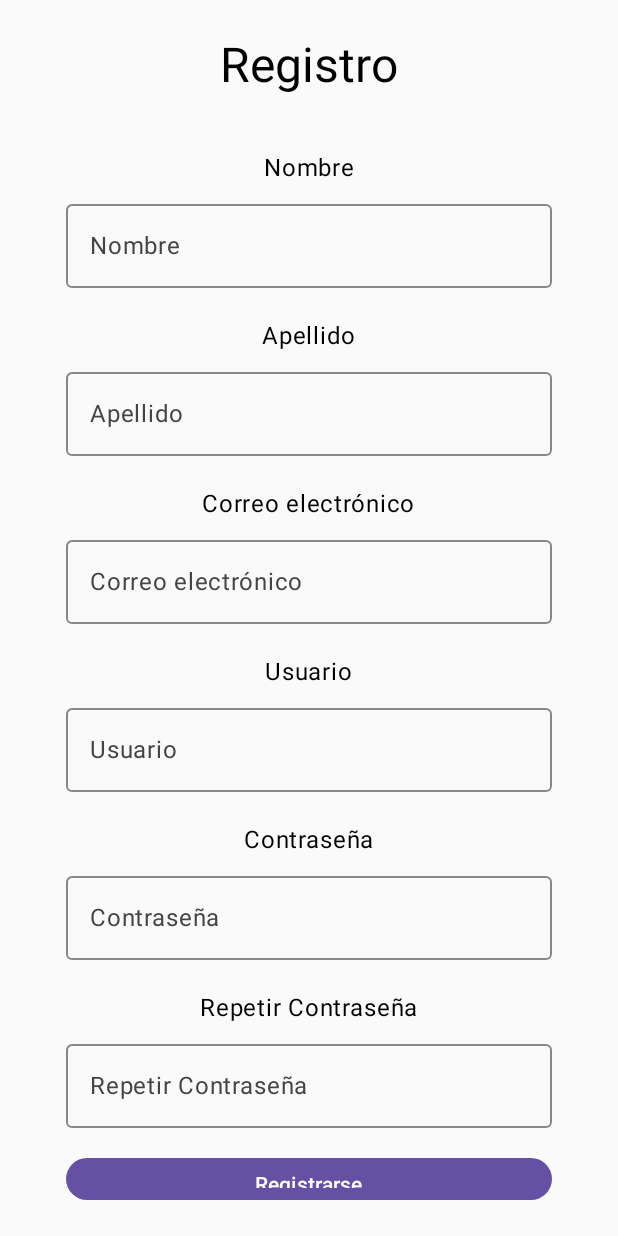
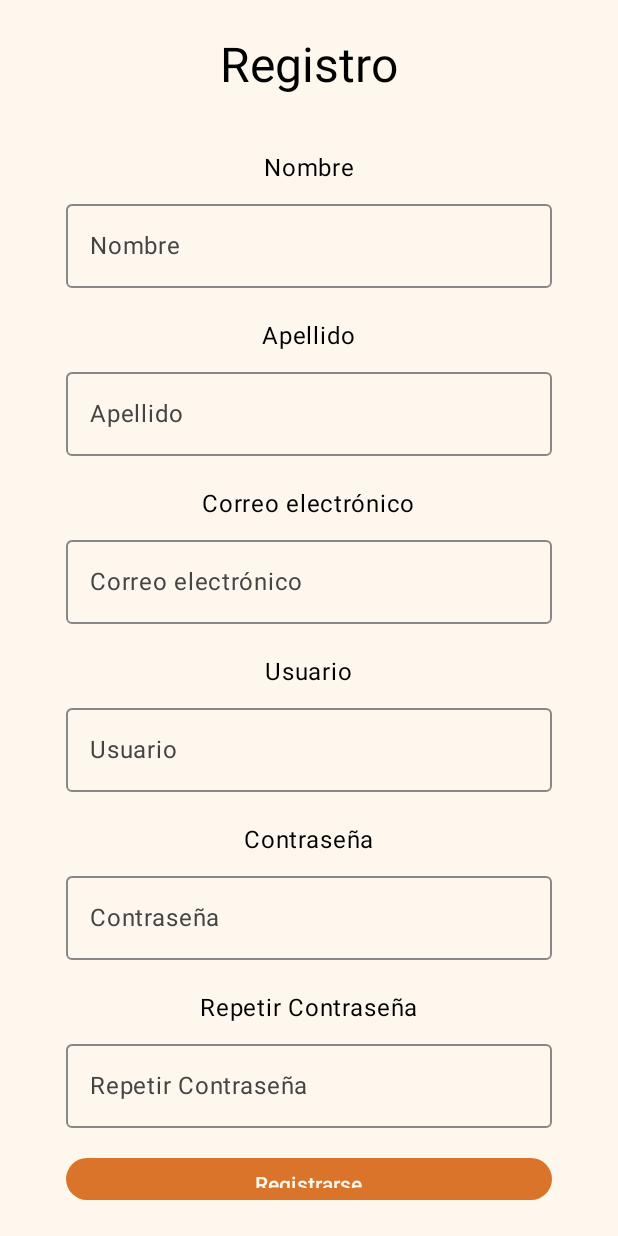
Before and after one commit to AntoBadami/ManosLocales, an Android app built with Jetpack Compose: the screen it shows after launch (LoginActivity), after a tap on "No tenes cuenta? - Registrate", on a phone screen of 412 x 824 dp. Run offline under Robolectric (Android 15) with nearby library versions, the phone set to English and light mode, and no system bars; 1 other tap on this screen came first.

Commit message:
cambios de colores

```diff
--- a/app/src/main/java/com/tecmov2025/manoslocales/CustomStyles.kt
+++ b/app/src/main/java/com/tecmov2025/manoslocales/CustomStyles.kt
@@ -104,7 +104,10 @@ fun CustomButton(onClick: () -> Unit, text: String)
             .width(324.dp),
         onClick = onClick
     ) {
-        Text(text)
+        Text(
+            text,
+            color = MaterialTheme.colorScheme.background
+        )
     }
 }
 
--- a/app/src/main/java/com/tecmov2025/manoslocales/FavoritosScreen.kt
+++ b/app/src/main/java/com/tecmov2025/manoslocales/FavoritosScreen.kt
@@ -28,7 +28,8 @@ fun FavoritosScreen(navController: NavHostController) {
     Box(
         modifier = Modifier
             .fillMaxSize()
-            .padding(16.dp),
+            .padding(16.dp)
+            .background(MaterialTheme.colorScheme.background),
         contentAlignment = Alignment.Center
     )
     {
--- a/app/src/main/java/com/tecmov2025/manoslocales/RegisterScreen.kt
+++ b/app/src/main/java/com/tecmov2025/manoslocales/RegisterScreen.kt
@@ -1,6 +1,8 @@
 package com.tecmov2025.manoslocales
 
+import androidx.compose.foundation.background
 import androidx.compose.foundation.layout.Arrangement
+import androidx.compose.foundation.layout.Box
 import androidx.compose.foundation.layout.Column
 import androidx.compose.foundation.layout.fillMaxSize
 import androidx.compose.foundation.layout.padding
@@ -19,7 +21,12 @@ import androidx.compose.ui.unit.sp
 @Composable
 fun RegisterForm()
 {
-    Column (
+    Box(
+        modifier = Modifier
+            .fillMaxSize()
+            .background(MaterialTheme.colorScheme.background)
+    ) {
+        Column(
             modifier = Modifier
                 .fillMaxSize()
                 .padding(24.dp),
@@ -39,11 +46,32 @@ fun RegisterForm()
 
             CustomTitleText("Registro")
             CustomTitledInput(value = name, onValueChange = { name = it }, label = "Nombre")
-        CustomTitledInput(value = lastname, onValueChange = { lastname = it }, label = "Apellido")
-        CustomTitledInput(value = mail, onValueChange = { mail = it }, label = "Correo electrónico")
-        CustomTitledInput(value = username, onValueChange = { username = it }, label = "Usuario")
-        CustomTitledInput(value = password, onValueChange = { password = it }, label = "Contraseña")
-        CustomTitledInput(value = passwordControl, onValueChange = { passwordControl = it }, label = "Repetir Contraseña")
-       CustomButton({},"Registrarse")
+            CustomTitledInput(
+                value = lastname,
+                onValueChange = { lastname = it },
+                label = "Apellido"
+            )
+            CustomTitledInput(
+                value = mail,
+                onValueChange = { mail = it },
+                label = "Correo electrónico"
+            )
+            CustomTitledInput(
+                value = username,
+                onValueChange = { username = it },
+                label = "Usuario"
+            )
+            CustomTitledInput(
+                value = password,
+                onValueChange = { password = it },
+                label = "Contraseña"
+            )
+            CustomTitledInput(
+                value = passwordControl,
+                onValueChange = { passwordControl = it },
+                label = "Repetir Contraseña"
+            )
+            CustomButton({}, "Registrarse")
         }
     }
+}
--- a/app/src/main/java/com/tecmov2025/manoslocales/ui/theme/Color.kt
+++ b/app/src/main/java/com/tecmov2025/manoslocales/ui/theme/Color.kt
@@ -8,7 +8,8 @@ val Pink80 = Color(0xFFEFB8C8)
 
 val Purple40 = Color(0xFF6650a4)
 val PurpleGrey40 = Color(0xFF625b71)
-val Pink40 = Color(0xFF7D5260)
+val Pink40 = Color(0xFFEFB8C8)
 
-val BackgroundColor = Color(0xFFFBF5EC)
-val ButtonColor = Color(0x004C7A5B)
+val BackgroundColor = Color(0xFFFDF7ED)
+val ButtonColor = Color(0xFFD9742A)
+val SecondColor = Color(0xFF361A0C)
--- a/app/src/main/java/com/tecmov2025/manoslocales/ui/theme/Theme.kt
+++ b/app/src/main/java/com/tecmov2025/manoslocales/ui/theme/Theme.kt
@@ -12,16 +12,16 @@ import androidx.compose.runtime.Composable
 import androidx.compose.ui.platform.LocalContext
 
 private val DarkColorScheme = darkColorScheme(
-    primary = Purple40,
-    secondary = PurpleGrey40,
+    primary = ButtonColor,
+    secondary = SecondColor,
     tertiary = Pink40,
     background = BackgroundColor,
     surface = BackgroundColor
 )
 
 private val LightColorScheme = lightColorScheme(
-    primary = Purple40,
-    secondary = PurpleGrey40,
+    primary = ButtonColor,
+    secondary = SecondColor,
     tertiary = Pink40,
     background = BackgroundColor,
     surface = BackgroundColor
```
Also changed, not shown: app/src/main/java/com/tecmov2025/manoslocales/ConfigScreen.kt (+15 -5 lines), app/src/main/java/com/tecmov2025/manoslocales/MainScreen.kt (+6 -1 lines), app/src/main/java/com/tecmov2025/manoslocales/PasswordScreen.kt (+12 -4 lines), app/src/main/java/com/tecmov2025/manoslocales/PerfilScreen.kt (+15 -3 lines), app/src/main/java/com/tecmov2025/manoslocales/ProductScreen.kt (+6 -1 lines). Lines whose indentation alone changed are shown as unchanged.
